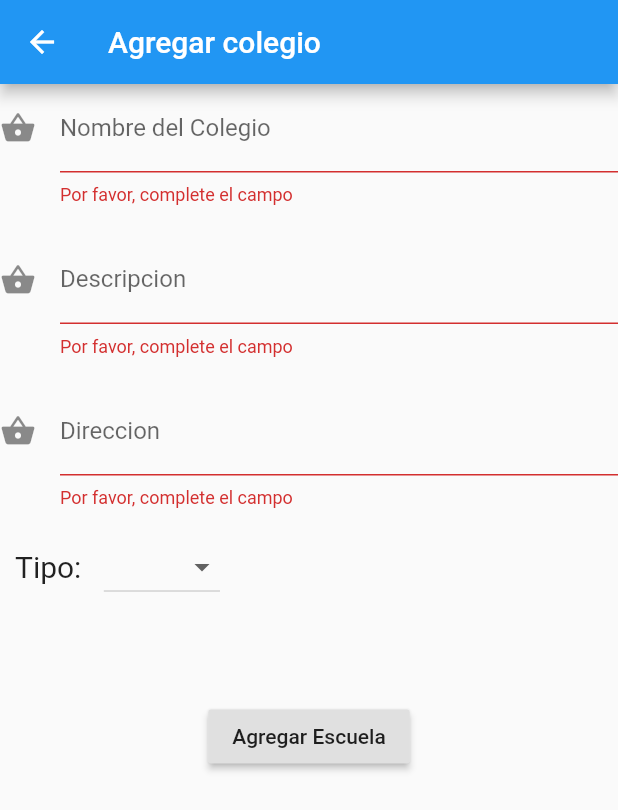
After one commit to santiagoLermanda/Lazarus, a Flutter app: the AgregarColegio screen opened directly, after a tap on "Agregar Escuela", on a phone screen of 412 x 824 dp. The commit adds this screen. Shown: the top 810 px of the screen. Run offline on Flutter 3.47's test engine with Material 2 defaults, Android fonts, the phone set to English and light mode, and no system bars.

Commit message:
Formulario para agregar escuelas

```diff
--- /dev/null
+++ b/lib/agregar_colegio.dart
@@ -0,0 +1,139 @@
+import 'package:flutter/material.dart';
+import 'package:lazarus/validador.dart';
+import 'package:http/http.dart' as http;
+import 'dart:convert';
+
+class AgregarColegio extends StatelessWidget {
+  @override
+  Widget build(BuildContext context) {
+    return Scaffold(
+      appBar: AppBar(
+        title: Text('Agregar colegio'),
+      ),
+      body: ListView(
+        children: <Widget>[
+          FormAC(),
+        ],
+      ),
+    );
+  }
+}
+
+class FormAC extends StatefulWidget {
+  @override
+  _FormACState createState() => _FormACState();
+}
+
+class _FormACState extends State<FormAC> with Validar {
+  final _agregarColegioKey = GlobalKey<FormState>();
+  String tipo = '';
+  String nombre = '';
+  String descripcion = '';
+  String direccion = '';
+
+  List<String> _tipos = ['Publica', 'Privada'];
+  @override
+  Widget build(BuildContext context) {
+    return Form(
+      key: _agregarColegioKey,
+      child: Column(
+        children: <Widget>[
+          TextFormField(
+            keyboardType: TextInputType.text,
+            decoration: const InputDecoration(
+              icon: Icon(Icons.shopping_basket),
+              hintText: 'Ingrese el nombre del colegio',
+              labelText: 'Nombre del Colegio',
+              fillColor: Colors.red,
+            ),
+            validator: validarEspacio,
+            onSaved: (String value) {
+              nombre = value;
+            },
+          ),
+          SizedBox(
+            height: 20,
+          ),
+          TextFormField(
+            keyboardType: TextInputType.text,
+            decoration: const InputDecoration(
+              icon: Icon(Icons.shopping_basket),
+              hintText: 'Agrege una descripción',
+              labelText: 'Descripcion',
+              fillColor: Colors.red,
+            ),
+            validator: validarEspacio,
+            onSaved: (String value) {
+              descripcion = value;
+            },
+          ),
+          SizedBox(
+            height: 20,
+          ),
+          TextFormField(
+            keyboardType: TextInputType.text,
+            decoration: const InputDecoration(
+              icon: Icon(Icons.shopping_basket),
+              hintText: 'Agrege una dirección',
+              labelText: 'Direccion',
+              fillColor: Colors.red,
+            ),
+            validator: validarEspacio,
+            onSaved: (String value) {
+              direccion = value;
+            },
+          ),
+          Padding(
+            padding: EdgeInsets.symmetric(vertical: 15),
+            child: Row(
+              children: <Widget>[
+                Padding(
+                  padding: EdgeInsets.symmetric(horizontal: 10),
+                  child: Text(
+                    'Tipo: ',
+                    style: TextStyle(fontSize: 20),
+                  ),
+                ),
+                DropdownButton<String>(
+                  items: _tipos.map((String opcionMostrada) {
+                    return DropdownMenuItem<String>(
+                      value: opcionMostrada,
+                      child: Text(opcionMostrada),
+                    );
+                  }).toList(),
+                  onChanged: (opcionSeleccionada) {
+                    setState(() {
+                      tipo = opcionSeleccionada;
+                    });
+                  },
+                  value: tipo,
+                ),
+              ],
+            ),
+          ),
+          Padding(
+            padding: EdgeInsets.only(top: 50),
+            child: RaisedButton(
+              child: Text('Agregar Escuela'),
+              onPressed: () {
+                if (_agregarColegioKey.currentState.validate()) {
+                  _agregarColegioKey.currentState.save();
+                  final Map<String, dynamic> datos = {
+                    'Nombre': nombre,
+                    'Tipo': tipo,
+                    'Descripcion': descripcion,
+                    'Direccion': direccion
+                  };
+
+                  http.post(
+                      'https://laspulgas-5d23c.firebaseio.com/articulos.json',
+                      body: json.encode(datos));
+                }
+              },
+            ),
+          ),
+        ],
+      ),
+    );
+  }
+}
--- /dev/null
+++ b/lib/colegio.dart
@@ -0,0 +1,8 @@
+class Colegio {
+  String nombre;
+  String tipo;
+  String descripcion;
+  String direccion;
+
+  Colegio({this.nombre, this.tipo, this.direccion, this.descripcion});
+}
--- a/lib/principal.dart
+++ b/lib/principal.dart
@@ -24,6 +24,7 @@ class _MyHomePageState extends State<MyHomePage> {
 
                 },),
                 ListTile(title: Text('Recomendados'), onTap: (){},),
+                ListTile(title: Text('Agregar Colegio'), onTap: (){},),
               ],
             )
           ],
--- a/lib/privadas.dart
+++ b/lib/privadas.dart
@@ -11,7 +11,6 @@ class _PrivadasState extends State<Privadas> {
     return Scaffold(
       appBar: AppBar(title: Text('Privadas'),),
       body:
-          //[Image.asset('images/privada1.jpg',width: 600,height: 240, fit: BoxFit.cover,)
       ListView(children:  <Widget>[
 
         Container(
--- /dev/null
+++ b/lib/validador.dart
@@ -0,0 +1,8 @@
+class Validar {
+  String validarEspacio(String value) {
+    if (value.isEmpty) {
+      return 'Por favor, complete el campo';
+    }
+    return null;
+  }
+}
--- a/pubspec.yaml
+++ b/pubspec.yaml
@@ -20,9 +20,12 @@ dependencies:
   flutter:
     sdk: flutter
 
+
   # The following adds the Cupertino Icons font to your application.
   # Use with the CupertinoIcons class for iOS style icons.
   cupertino_icons: ^0.1.2
+
+  http:
 
 dev_dependencies:
   flutter_test:
```
Also changed, not shown: pubspec.lock, 3 other files.
